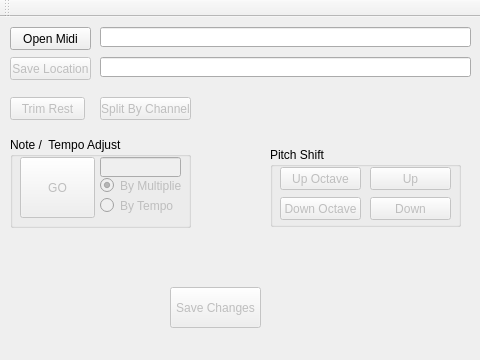
Old version of the form midiqtool.ui in the repository Haaglar/MidiQTool.
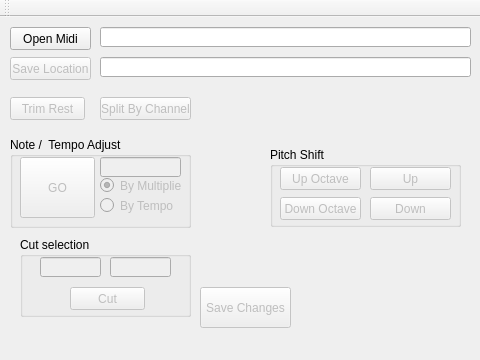
New version of the form.

Diff of the .ui file:
```diff
--- a/midiqtool.ui
+++ b/midiqtool.ui
@@ -109,7 +109,7 @@
     </property>
     <property name="geometry">
      <rect>
-      <x>170</x>
+      <x>200</x>
       <y>270</y>
       <width>91</width>
       <height>41</height>
@@ -298,6 +298,61 @@
      <string>Split By Channel</string>
     </property>
    </widget>
+   <widget class="QGroupBox" name="groupBox_2">
+    <property name="geometry">
+     <rect>
+      <x>20</x>
+      <y>220</y>
+      <width>171</width>
+      <height>80</height>
+     </rect>
+    </property>
+    <property name="title">
+     <string>Cut selection</string>
+    </property>
+    <widget class="QPushButton" name="pushButtonCut">
+     <property name="enabled">
+      <bool>false</bool>
+     </property>
+     <property name="geometry">
+      <rect>
+       <x>50</x>
+       <y>50</y>
+       <width>75</width>
+       <height>23</height>
+      </rect>
+     </property>
+     <property name="text">
+      <string>Cut</string>
+     </property>
+    </widget>
+    <widget class="QLineEdit" name="lineEditCutStart">
+     <property name="enabled">
+      <bool>false</bool>
+     </property>
+     <property name="geometry">
+      <rect>
+       <x>20</x>
+       <y>20</y>
+       <width>61</width>
+       <height>20</height>
+      </rect>
+     </property>
+    </widget>
+    <widget class="QLineEdit" name="lineEditCutFin">
+     <property name="enabled">
+      <bool>false</bool>
+     </property>
+     <property name="geometry">
+      <rect>
+       <x>90</x>
+       <y>20</y>
+       <width>61</width>
+       <height>20</height>
+      </rect>
+     </property>
+    </widget>
+   </widget>
    <zorder>groupBox</zorder>
    <zorder>pushButtonOpenMidi</zorder>
    <zorder>lineEditFile</zorder>
```
Left out of the diff: 1 changed line with no effect on the pictures.
